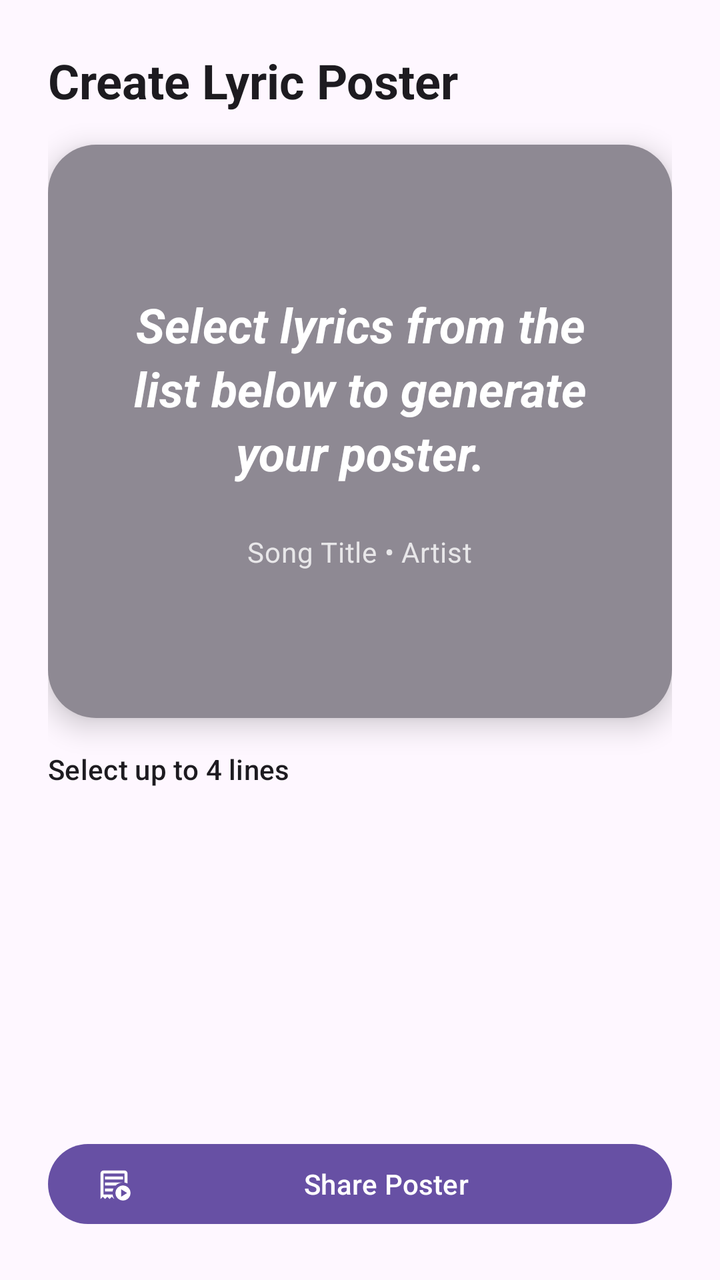
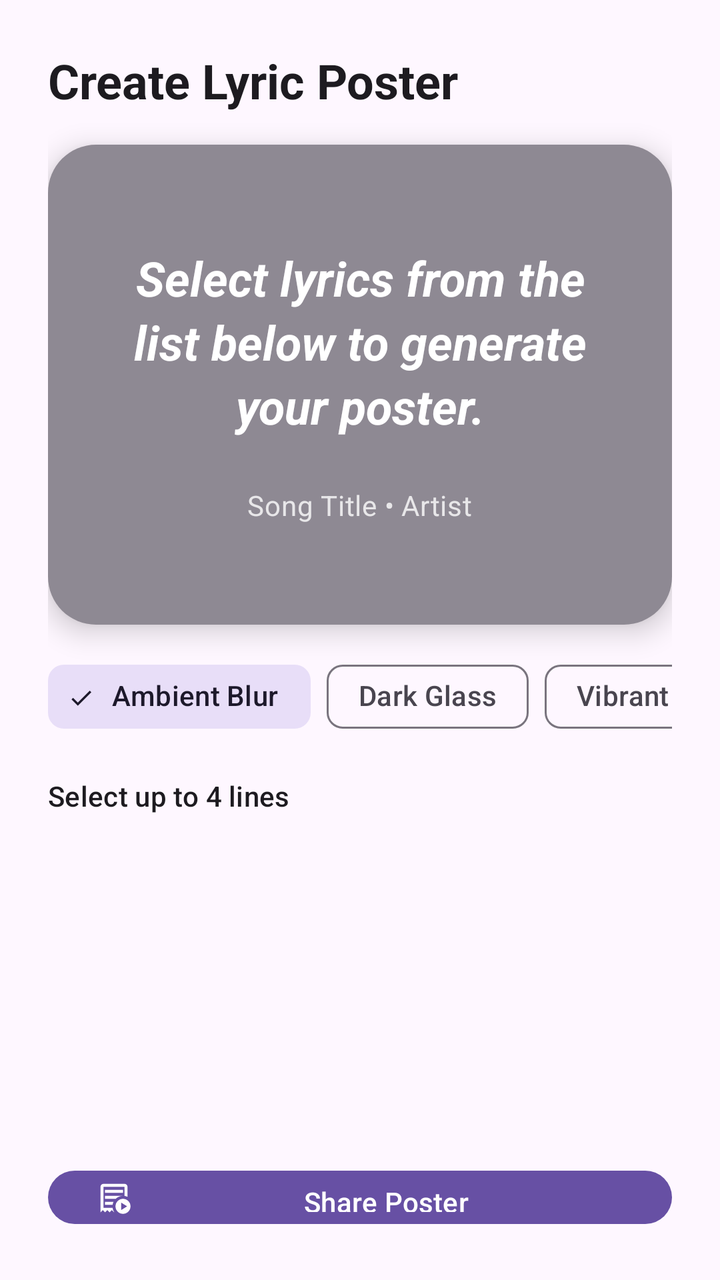

The first picture is an Android layout as it rendered before a commit; the second is the same layout after the commit. The layout source and the unified diff follow.
<!-- AndroidManifest.xml: application theme Theme_Myusiq -->
<!-- res/layout/dialog_lyric_poster.xml -->
<?xml version="1.0" encoding="utf-8"?>
<LinearLayout xmlns:android="http://schemas.android.com/apk/res/android"
    xmlns:app="http://schemas.android.com/apk/res-auto"
    android:layout_width="match_parent"
    android:layout_height="match_parent"
    android:orientation="vertical"
    android:padding="24dp"
    android:background="?attr/colorSurface">

    <TextView
        android:layout_width="wrap_content"
        android:layout_height="wrap_content"
        android:text="Create Lyric Poster"
        android:textAppearance="?attr/textAppearanceHeadlineSmall"
        android:textStyle="bold"
        android:layout_marginBottom="16dp" />

    
    <com.google.android.material.card.MaterialCardView
        android:id="@+id/cardPosterPreview"
        android:layout_width="match_parent"
        android:layout_height="0dp"
        android:layout_weight="1"
        app:cardCornerRadius="24dp"
        app:cardElevation="8dp"
        app:strokeWidth="0dp">

        <FrameLayout
            android:id="@+id/layoutPosterContent"
            android:layout_width="match_parent"
            android:layout_height="match_parent">

            <ImageView
                android:id="@+id/ivPosterBackground"
                android:layout_width="match_parent"
                android:layout_height="match_parent"
                android:scaleType="centerCrop" />

            <View
                android:layout_width="match_parent"
                android:layout_height="match_parent"
                android:background="#66000000" />

            <LinearLayout
                android:layout_width="match_parent"
                android:layout_height="match_parent"
                android:orientation="vertical"
                android:padding="32dp"
                android:gravity="center">

                <TextView
                    android:id="@+id/tvPosterLyrics"
                    android:layout_width="match_parent"
                    android:layout_height="wrap_content"
                    android:text="Select lyrics from the list below to generate your poster."
                    android:textAppearance="?attr/textAppearanceHeadlineSmall"
                    android:textColor="@android:color/white"
                    android:textStyle="italic|bold"
                    android:gravity="center"
                    android:layout_marginBottom="24dp" />

                <TextView
                    android:id="@+id/tvPosterTrackInfo"
                    android:layout_width="wrap_content"
                    android:layout_height="wrap_content"
                    android:text="Song Title • Artist"
                    android:textAppearance="?attr/textAppearanceBodyMedium"
                    android:textColor="@android:color/white"
                    android:alpha="0.8" />
            </LinearLayout>
        </FrameLayout>
    </com.google.android.material.card.MaterialCardView>

    <TextView
        android:layout_width="wrap_content"
        android:layout_height="wrap_content"
        android:text="Select up to 4 lines"
        android:textAppearance="?attr/textAppearanceLabelLarge"
        android:layout_marginTop="16dp"
        android:layout_marginBottom="8dp" />

    <androidx.recyclerview.widget.RecyclerView
        android:id="@+id/rvLyricSelection"
        android:layout_width="match_parent"
        android:layout_height="150dp"
        android:layout_marginBottom="16dp" />

    <com.google.android.material.button.MaterialButton
        android:id="@+id/btnSharePoster"
        android:layout_width="match_parent"
        android:layout_height="wrap_content"
        android:text="Share Poster"
        app:icon="@drawable/ic_playlist" />

</LinearLayout>
<!-- resources referenced by this layout -->
<resources>
  <!-- drawable ic_playlist (drawable) -->
  <vector xmlns:android="http://schemas.android.com/apk/res/android"
      android:width="24dp"
      android:height="24dp"
      android:viewportWidth="960"
      android:viewportHeight="960"
      android:tint="?attr/colorOnSurfaceVariant">
  
      <path android:fillColor="@android:color/white" android:pathData="M670,820L830,720L670,620L670,820ZM240,360L720,360L720,280L240,280L240,360ZM720,920Q637,920 578.5,861.5Q520,803 520,720Q520,637 578.5,578.5Q637,520 720,520Q803,520 861.5,578.5Q920,637 920,720Q920,803 861.5,861.5Q803,920 720,920ZM120,880L120,200Q120,167 143.5,143.5Q167,120 200,120L760,120Q793,120 816.5,143.5Q840,167 840,200L840,467Q821,458 801,452Q781,446 760,443L760,200Q760,200 760,200Q760,200 760,200L200,200Q200,200 200,200Q200,200 200,200L200,762L443,762Q448,793 458.5,821Q469,849 486,874L480,880L420,820L360,880L300,820L240,880L180,820L120,880ZM240,680L443,680Q446,659 452,639Q458,619 467,600L240,600L240,680ZM240,520L524,520Q562,483 612.5,461.5Q663,440 720,440L720,440L240,440L240,520ZM200,762L200,762L200,200Q200,200 200,200Q200,200 200,200L200,200Q200,200 200,200Q200,200 200,200L200,200Q200,200 200,200Q200,200 200,200Q200,318 200,460Q200,602 200,720Q200,731 200,741Q200,751 200,762Z"/>
  
  </vector>
  <style name="Theme_Myusiq" parent="Base.Theme_Myusiq">
          <item name="colorPrimary">@color/md_theme_default_primary</item>
      </style>
  <style name="Base.Theme_Myusiq" parent="Theme.Material3.DayNight.NoActionBar">
          <item name="android:navigationBarColor">@android:color/transparent</item>
          <item name="android:statusBarColor">@android:color/transparent</item>
          <item name="android:windowTranslucentStatus">false</item>
          <item name="android:windowTranslucentNavigation">false</item>
          <item name="android:windowDrawsSystemBarBackgrounds">true</item>
      </style>
  <color name="md_theme_default_primary">#6750A4</color>
</resources>

<!-- the commit's change to res/layout/dialog_lyric_poster.xml (unified diff, before → after) -->
@@ -19,8 +19,7 @@
     <com.google.android.material.card.MaterialCardView
         android:id="@+id/cardPosterPreview"
         android:layout_width="match_parent"
-        android:layout_height="0dp"
-        android:layout_weight="1"
+        android:layout_height="240dp"
         app:cardCornerRadius="24dp"
         app:cardElevation="8dp"
         app:strokeWidth="0dp">
@@ -71,6 +70,50 @@
         </FrameLayout>
     </com.google.android.material.card.MaterialCardView>
 
+    <HorizontalScrollView
+        android:layout_width="match_parent"
+        android:layout_height="wrap_content"
+        android:layout_marginTop="12dp"
+        android:scrollbars="none">
+
+        <com.google.android.material.chip.ChipGroup
+            android:id="@+id/cgPosterThemes"
+            android:layout_width="wrap_content"
+            android:layout_height="wrap_content"
+            app:singleSelection="true"
+            app:selectionRequired="true">
+
+            <com.google.android.material.chip.Chip
+                android:id="@+id/chipThemeBlur"
+                style="@style/Widget.Material3.Chip.Filter"
+                android:layout_width="wrap_content"
+                android:layout_height="wrap_content"
+                android:checked="true"
+                android:text="@string/poster_theme_blur" />
+
+            <com.google.android.material.chip.Chip
+                android:id="@+id/chipThemeDark"
+                style="@style/Widget.Material3.Chip.Filter"
+                android:layout_width="wrap_content"
+                android:layout_height="wrap_content"
+                android:text="@string/poster_theme_dark" />
+
+            <com.google.android.material.chip.Chip
+                android:id="@+id/chipThemeAccent"
+                style="@style/Widget.Material3.Chip.Filter"
+                android:layout_width="wrap_content"
+                android:layout_height="wrap_content"
+                android:text="@string/poster_theme_accent" />
+
+            <com.google.android.material.chip.Chip
+                android:id="@+id/chipThemeMinimal"
+                style="@style/Widget.Material3.Chip.Filter"
+                android:layout_width="wrap_content"
+                android:layout_height="wrap_content"
+                android:text="@string/poster_theme_minimal" />
+        </com.google.android.material.chip.ChipGroup>
+    </HorizontalScrollView>
+
     <TextView
         android:layout_width="wrap_content"
         android:layout_height="wrap_content"
<!-- resource entries referenced after the edit -->
@@ -11,6 +11,10 @@
       <path android:fillColor="@android:color/white" android:pathData="M670,820L830,720L670,620L670,820ZM240,360L720,360L720,280L240,280L240,360ZM720,920Q637,920 578.5,861.5Q520,803 520,720Q520,637 578.5,578.5Q637,520 720,520Q803,520 861.5,578.5Q920,637 920,720Q920,803 861.5,861.5Q803,920 720,920ZM120,880L120,200Q120,167 143.5,143.5Q167,120 200,120L760,120Q793,120 816.5,143.5Q840,167 840,200L840,467Q821,458 801,452Q781,446 760,443L760,200Q760,200 760,200Q760,200 760,200L200,200Q200,200 200,200Q200,200 200,200L200,762L443,762Q448,793 458.5,821Q469,849 486,874L480,880L420,820L360,880L300,820L240,880L180,820L120,880ZM240,680L443,680Q446,659 452,639Q458,619 467,600L240,600L240,680ZM240,520L524,520Q562,483 612.5,461.5Q663,440 720,440L720,440L240,440L240,520ZM200,762L200,762L200,200Q200,200 200,200Q200,200 200,200L200,200Q200,200 200,200Q200,200 200,200L200,200Q200,200 200,200Q200,200 200,200Q200,318 200,460Q200,602 200,720Q200,731 200,741Q200,751 200,762Z"/>
   
   </vector>
+  <string name="poster_theme_accent">Vibrant Accent</string>
+  <string name="poster_theme_blur">Ambient Blur</string>
+  <string name="poster_theme_dark">Dark Glass</string>
+  <string name="poster_theme_minimal">Minimalist</string>
   <style name="Theme_Myusiq" parent="Base.Theme_Myusiq">
           <item name="colorPrimary">@color/md_theme_default_primary</item>
       </style>
